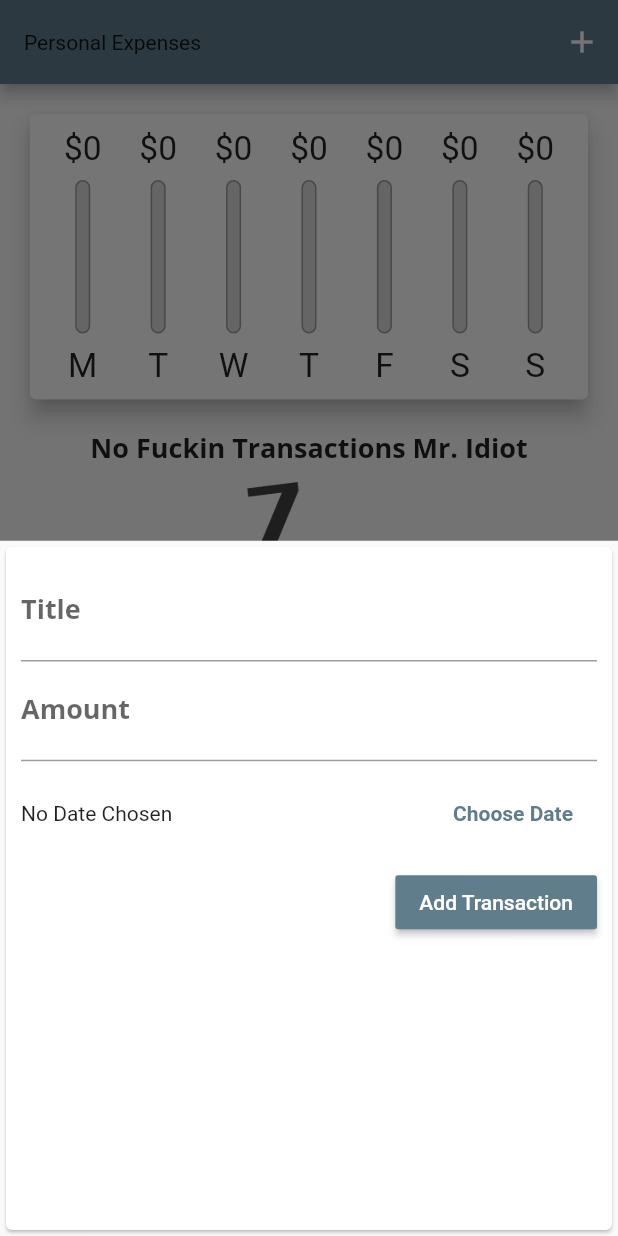
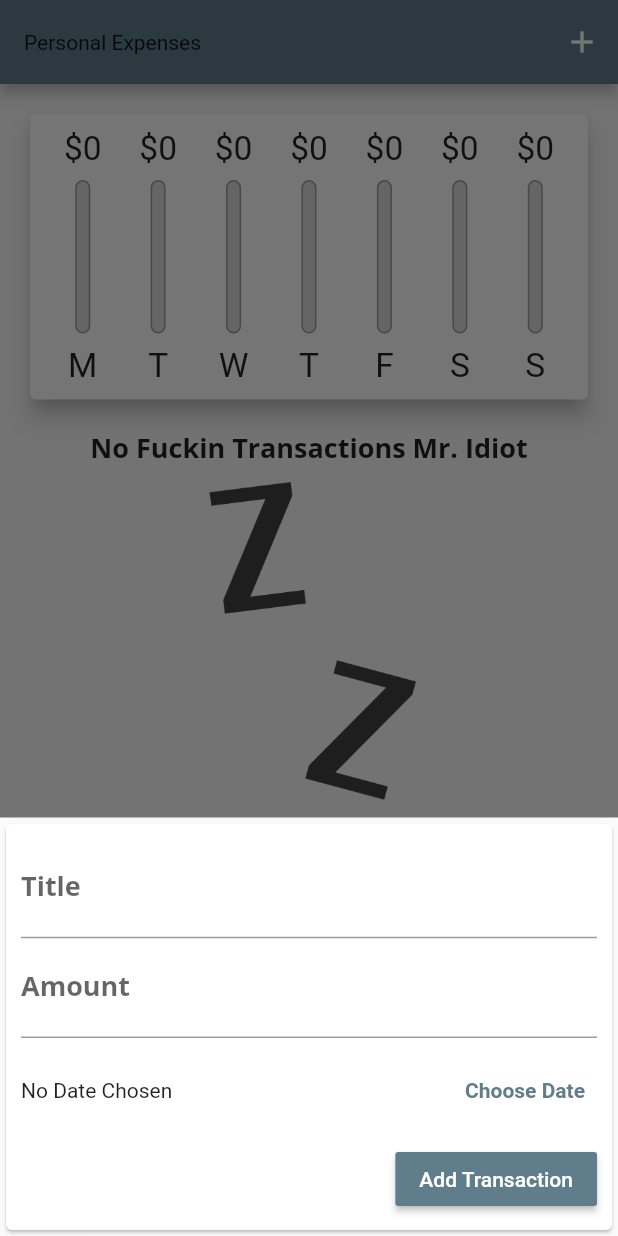
Before and after one commit to IbnAmir/flutter_project_Personal_Expenses, a Flutter app: the screen it shows after launch, after a tap on the "add" icon, on a phone screen of 412 x 824 dp. Run offline on Flutter 3.47's test engine with Material 2 defaults, Android fonts, the phone set to English and light mode, and no system bars.

Commit message:
responsive, landscape, ios,android

```diff
--- a/lib/main.dart
+++ b/lib/main.dart
@@ -1,10 +1,25 @@
+import 'dart:io';
+
+import 'package:flutter/cupertino.dart';
 import 'package:flutter/material.dart';
+import 'package:flutter/services.dart';
+import 'package:flutter/src/widgets/preferred_size.dart';
+
 import './widgets/chart.dart';
 import './widgets/transaction_list.dart';
 import './widgets/new_transaction.dart';
 import './models/transaction.dart';
 
-void main() => runApp(MyApp());
+void main() {
+  WidgetsFlutterBinding.ensureInitialized();
+  SystemChrome.setPreferredOrientations([
+    DeviceOrientation.portraitUp,
+    DeviceOrientation.portraitDown,
+    DeviceOrientation.landscapeRight,
+    DeviceOrientation.landscapeLeft,
+  ]);
+  runApp(MyApp());
+}
 
 class MyApp extends StatefulWidget {
   @override
@@ -54,6 +69,7 @@ class _MyHomePageState extends State<MyHomePage> {
     //     date: DateTime.now()
     // ),
   ];
+  bool _showChart = false;
 
   List<Transaction> get _recentTransactions {
     return _userTransactions.where((tx) {
@@ -96,22 +112,65 @@ class _MyHomePageState extends State<MyHomePage> {
 
   @override
   Widget build(BuildContext context) {
-    final appBar = AppBar(title: Text('Personal Expenses'),
+    final mediaQuery = MediaQuery.of(context);
+    final isLandscape =
+        MediaQuery.of(context).orientation == Orientation.landscape;
+    final PreferredSizeWidget appBar;
+    if (Platform.isIOS) {
+      appBar = CupertinoNavigationBar(
+        middle: Text('Personal Expenses'),
+        trailing: Row(
+          mainAxisSize: MainAxisSize.min,
+          children: [
+            GestureDetector(
+              child: Icon(CupertinoIcons.add),
+              onTap: () => _startAddNewTransaction(context),
+            )
+          ],
+        ),
+      );
+    } else {
+      appBar = AppBar(
+        title: Text('Personal Expenses'),
         actions: <Widget>[
           IconButton(
               onPressed: () => _startAddNewTransaction(context),
-            icon: Icon(Icons.add)
-        ),
+              icon: Icon(Icons.add)),
         ],
       );
-    return Scaffold(
-      appBar: appBar,
+    }
+    final txListWidget = Container(
+        height: (mediaQuery.size.height -
+                appBar.preferredSize.height -
+                mediaQuery.padding.top) *
+            0.7,
+        child: TransactionList(_userTransactions, _deleteTransaction));
 
-      body: SingleChildScrollView(
+    final pageBody = SafeArea(
+      child: SingleChildScrollView(
         child: Column(
             // mainAxisAlignment: MainAxisAlignment.start,
             crossAxisAlignment: CrossAxisAlignment.stretch,
             children: <Widget>[
+              if (isLandscape)
+                Row(
+                  mainAxisAlignment: MainAxisAlignment.center,
+                  children: [
+                    Text(
+                      'show chart',
+                      style: Theme.of(context).textTheme.subtitle1,
+                    ),
+                    Switch.adaptive(
+                        //adaptive to configure the difference between ios and android look
+                        // activeColor: Theme.of(context).accentColor,
+                        value: _showChart,
+                        onChanged: (val) {
+                          setState(() {
+                            _showChart = val;
+                          });
+                        }),
+                  ],
+                ),
               // Container(
               //   width: double.infinity,
               //   child: Card(
@@ -120,21 +179,39 @@ class _MyHomePageState extends State<MyHomePage> {
               //     elevation: 5,
               //   ),
               // ),
+              if (!isLandscape)
                 Container(
-                  height: (MediaQuery.of(context).size.height -
-                  appBar.preferredSize.height - MediaQuery.of(context).padding.top) *
+                    height: (mediaQuery.size.height -
+                            appBar.preferredSize.height -
+                            mediaQuery.padding.top) *
                         0.3,
-                  child: Chart(_recentTransactions)
-              ),
-              Container(height: (MediaQuery.of(context).size.height -
-                        appBar.preferredSize.height- MediaQuery.of(context).padding.top) *
+                    child: Chart(_recentTransactions)),
+              if (!isLandscape) txListWidget,
+              if (isLandscape)
+                _showChart
+                    ? Container(
+                        height: (mediaQuery.size.height -
+                                appBar.preferredSize.height -
+                                mediaQuery.padding.top) *
                             0.7,
-                  child: TransactionList(_userTransactions, _deleteTransaction)
-              ),
+                        child: Chart(_recentTransactions))
+                    : txListWidget
             ]),
       ),
-      floatingActionButtonLocation: FloatingActionButtonLocation.centerFloat,
-      floatingActionButton: FloatingActionButton(
+    );
+    return Platform.isIOS
+        ? CupertinoPageScaffold(
+            child: pageBody,
+            // navigationBar: appBar,
+          )
+        : Scaffold(
+            appBar: appBar,
+            body: pageBody,
+            floatingActionButtonLocation:
+                FloatingActionButtonLocation.centerFloat,
+            floatingActionButton: Platform.isIOS
+                ? Container()
+                : FloatingActionButton(
                     child: Icon(Icons.add),
                     onPressed: () => _startAddNewTransaction(context),
                   ),
--- /dev/null
+++ b/lib/widgets/adaptive_button.dart
@@ -0,0 +1,30 @@
+import 'dart:io';
+
+import 'package:flutter/cupertino.dart';
+import 'package:flutter/material.dart';
+
+class AdaptiveButton extends StatelessWidget {
+  final String text;
+  final handler;
+  AdaptiveButton(this.text, this.handler);
+
+  @override
+  Widget build(BuildContext context) {
+    return Platform.isIOS
+        ? CupertinoButton(
+            child: Text(
+              text,
+              style: TextStyle(fontWeight: FontWeight.bold),
+            ),
+            onPressed: handler)
+        : TextButton(
+
+            // textColor: Theme.of(context).primaryColor,
+            onPressed: handler,
+            child: Text(
+              text,
+              style: TextStyle(fontWeight: FontWeight.bold),
+            ),
+          );
+  }
+}
--- a/lib/widgets/new_transaction.dart
+++ b/lib/widgets/new_transaction.dart
@@ -1,4 +1,8 @@
+import 'dart:io';
+
+import 'package:flutter/cupertino.dart';
 import 'package:flutter/material.dart';
+import './adaptive_button.dart';
 import 'package:intl/intl.dart';
 
 class NewTransaction extends StatefulWidget {
@@ -13,10 +17,12 @@ class NewTransaction extends StatefulWidget {
 class _NewTransactionState extends State<NewTransaction> {
   final _titleInputController = TextEditingController(),
       _amountInputController = TextEditingController();
-   DateTime?  _selectedDate;
+  DateTime? _selectedDate;
 
   void _submitData() {
-    if(_amountInputController.text.isEmpty){return;}
+    if (_amountInputController.text.isEmpty) {
+      return;
+    }
     final enteredTitle = _titleInputController.text;
     final enteredAmount = double.parse(_amountInputController.text);
 
@@ -33,21 +39,28 @@ class _NewTransactionState extends State<NewTransaction> {
             context: context,
             initialDate: DateTime.now(),
             firstDate: DateTime(2021),
-        lastDate: DateTime.now()
-    ).then((pickedDate) {
-      if(pickedDate == null) {return;}
+            lastDate: DateTime.now())
+        .then((pickedDate) {
+      if (pickedDate == null) {
+        return;
+      }
       setState(() {
         _selectedDate = pickedDate;
       });
-
     });
   }
 
   @override
   Widget build(BuildContext context) {
-    return Card(
+    return SingleChildScrollView(
+      child: Card(
         child: Container(
-        padding: EdgeInsets.all(10),
+          padding: EdgeInsets.only(
+            top: 10,
+            left: 10,
+            right: 10,
+            bottom: MediaQuery.of(context).viewInsets.bottom + 10,
+          ),
           child: Column(
             crossAxisAlignment: CrossAxisAlignment.end,
             children: <Widget>[
@@ -69,18 +82,12 @@ class _NewTransactionState extends State<NewTransaction> {
                   children: [
                     Expanded(
                       child: Text(
-                        _selectedDate == null ? 'No Date Chosen' :
-                        'Picked Date: ${DateFormat.yMd().format(_selectedDate)}',
+                        _selectedDate == null
+                            ? 'No Date Chosen'
+                            : 'Picked Date: ${DateFormat.yMd().format(_selectedDate)}',
                       ),
                     ),
-                  FlatButton(
-                    textColor: Theme.of(context).primaryColor,
-                    onPressed: _presentDatePicker,
-                    child: Text(
-                      'Choose Date',
-                      style: TextStyle(fontWeight: FontWeight.bold),
-                    ),
-                  ),
+                    AdaptiveButton('Choose Date', _presentDatePicker),
                   ],
                 ),
               ),
@@ -95,6 +102,7 @@ class _NewTransactionState extends State<NewTransaction> {
             ],
           ),
         ),
+      ),
     );
   }
 }
--- a/lib/widgets/transaction_list.dart
+++ b/lib/widgets/transaction_list.dart
@@ -11,7 +11,8 @@ class TransactionList extends StatelessWidget {
   @override
   Widget build(BuildContext context) {
     return transaction.isEmpty
-          ? Column(
+        ? LayoutBuilder(builder: (ctx, constraints) {
+            return Column(
               children: <Widget>[
                 Text(
                   'No Fuckin Transactions Mr. Idiot',
@@ -21,11 +22,12 @@ class TransactionList extends StatelessWidget {
                   height: 10,
                 ),
                 Container(
-                    height: 200,
+                    height: constraints.maxHeight * 0.6,
                     child: Image.asset('assets/images/waiting.png',
                         fit: BoxFit.cover)),
               ],
-            )
+            );
+          })
         : ListView.builder(
             itemBuilder: (ctx, index) {
               // return Card(
@@ -91,9 +93,15 @@ class TransactionList extends StatelessWidget {
                   subtitle: Text(
                     DateFormat.yMMMd().format(transaction[index].date),
                   ),
-                    trailing:
-                        IconButton(
-                            onPressed:() => deleteTx(transaction[index].id),
+                  trailing: MediaQuery.of(context).size.width > 460
+                      ? FlatButton.icon(
+                          textColor: Theme.of(context).errorColor,
+                          onPressed: () => deleteTx(transaction[index].id),
+                          label: Text('Delete'),
+                          icon: Icon(Icons.delete),
+                        )
+                      : IconButton(
+                          onPressed: () => deleteTx(transaction[index].id),
                           icon: Icon(Icons.delete),
                           color: Theme.of(context).errorColor,
                         ),
```
Lines whose indentation alone changed are shown as unchanged.
